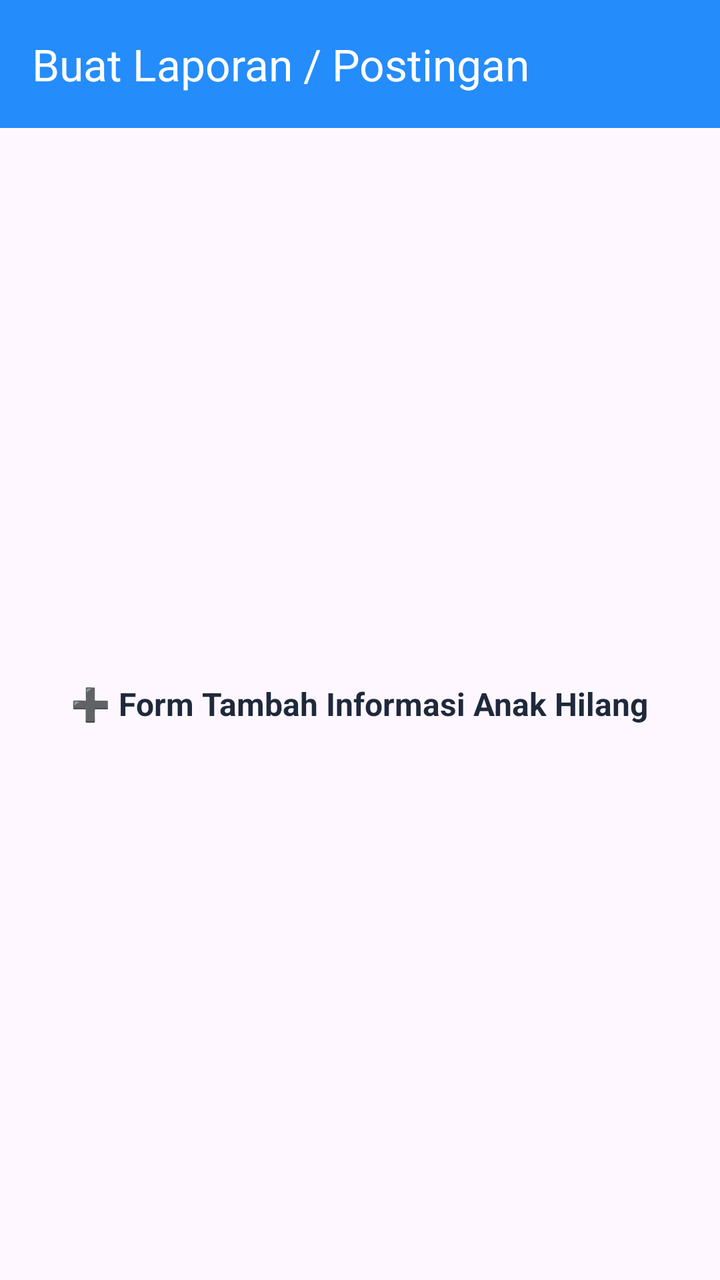
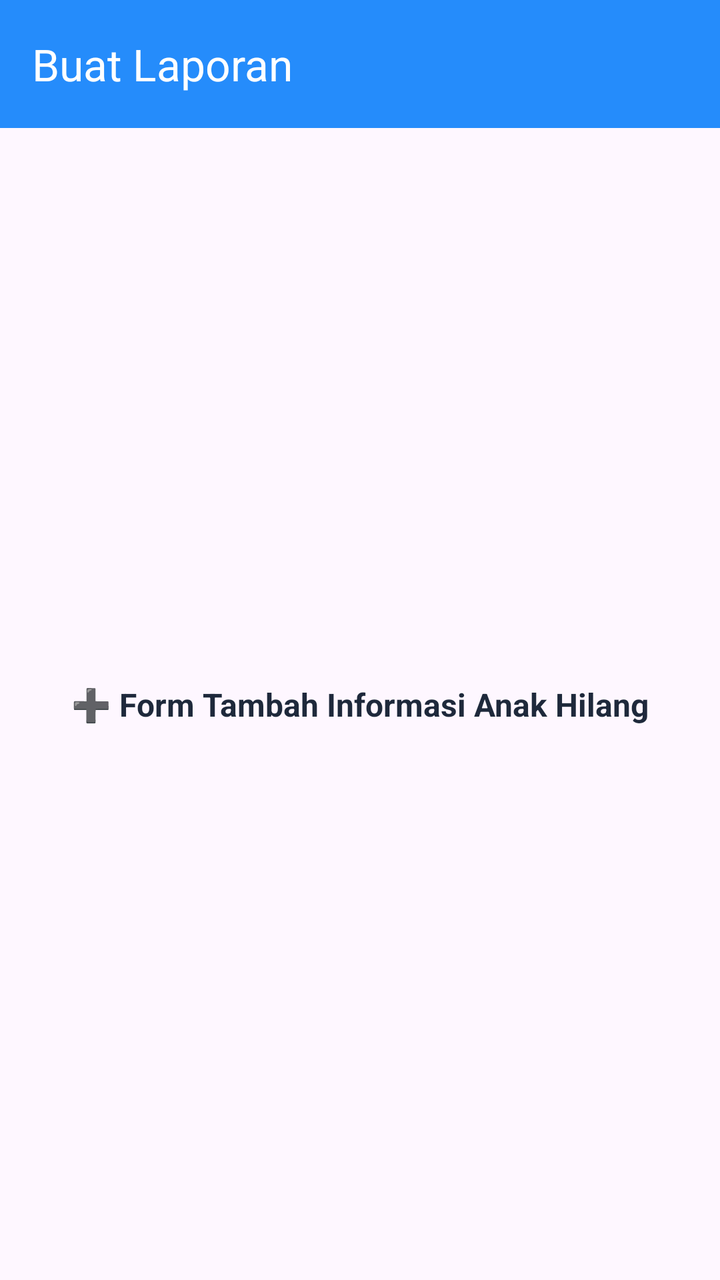

Screens rendered from an Android XML layout before and after an edit, with the pre-edit source and the edit as a unified diff.
<!-- AndroidManifest.xml: application theme Theme.Pertemuan2 -->
<!-- res/layout/fragment_posting.xml -->
<?xml version="1.0" encoding="utf-8"?>
<androidx.coordinatorlayout.widget.CoordinatorLayout xmlns:android="http://schemas.android.com/apk/res/android"
    xmlns:app="http://schemas.android.com/apk/res-auto"
    xmlns:tools="http://schemas.android.com/tools"
    android:layout_width="match_parent"
    android:layout_height="match_parent"
    tools:context=".posting.PostingFragment">

    <com.google.android.material.appbar.AppBarLayout
        android:layout_width="match_parent"
        android:layout_height="wrap_content">

        <androidx.appcompat.widget.Toolbar
            android:id="@+id/toolbar"
            android:layout_width="match_parent"
            android:layout_height="?attr/actionBarSize"
            android:background="#258CFB"
            app:title="Buat Laporan / Postingan"
            app:titleTextColor="@android:color/white" />
    </com.google.android.material.appbar.AppBarLayout>

    <LinearLayout
        android:layout_width="match_parent"
        android:layout_height="match_parent"
        android:gravity="center"
        android:orientation="vertical"
        android:padding="16dp"
        app:layout_behavior="@string/appbar_scrolling_view_behavior">

        <TextView
            android:layout_width="wrap_content"
            android:layout_height="wrap_content"
            android:text="➕ Form Tambah Informasi Anak Hilang"
            android:textColor="#1E293B"
            android:textSize="16sp"
            android:textStyle="bold" />
    </LinearLayout>

</androidx.coordinatorlayout.widget.CoordinatorLayout>
<!-- resources referenced by this layout -->
<resources>
  <style name="Theme.Pertemuan2" parent="Base.Theme.Pertemuan2" />
  <style name="Base.Theme.Pertemuan2" parent="Theme.Material3.DayNight.NoActionBar">
          
          
      </style>
</resources>

<!-- the commit's change to res/layout/fragment_posting.xml (unified diff, before → after) -->
@@ -15,11 +15,11 @@
             android:layout_width="match_parent"
             android:layout_height="?attr/actionBarSize"
             android:background="#258CFB"
-            app:title="Buat Laporan / Postingan"
+            app:title="Buat Laporan"
             app:titleTextColor="@android:color/white" />
     </com.google.android.material.appbar.AppBarLayout>
 
-    <LinearLayout
+    <androidx.constraintlayout.widget.ConstraintLayout
         android:layout_width="match_parent"
         android:layout_height="match_parent"
         android:gravity="center"
@@ -33,7 +33,11 @@
             android:text="➕ Form Tambah Informasi Anak Hilang"
             android:textColor="#1E293B"
             android:textSize="16sp"
-            android:textStyle="bold" />
-    </LinearLayout>
+            android:textStyle="bold"
+            app:layout_constraintBottom_toBottomOf="parent"
+            app:layout_constraintEnd_toEndOf="parent"
+            app:layout_constraintStart_toStartOf="parent"
+            app:layout_constraintTop_toTopOf="parent" />
+    </androidx.constraintlayout.widget.ConstraintLayout>
 
 </androidx.coordinatorlayout.widget.CoordinatorLayout>
